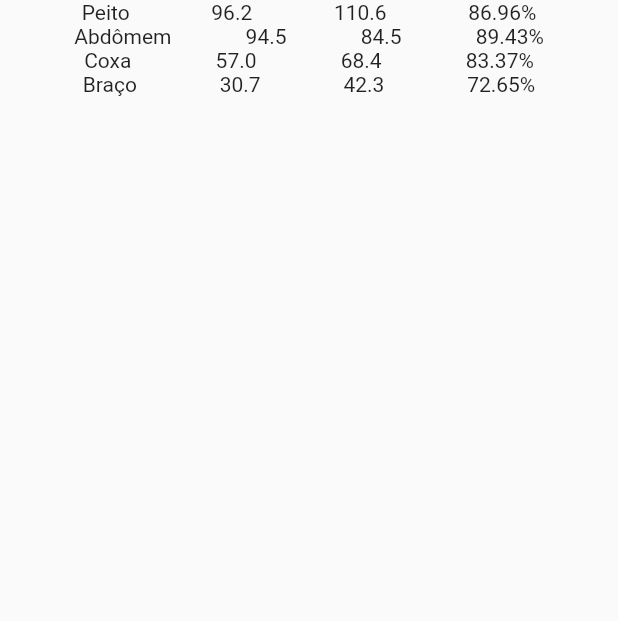
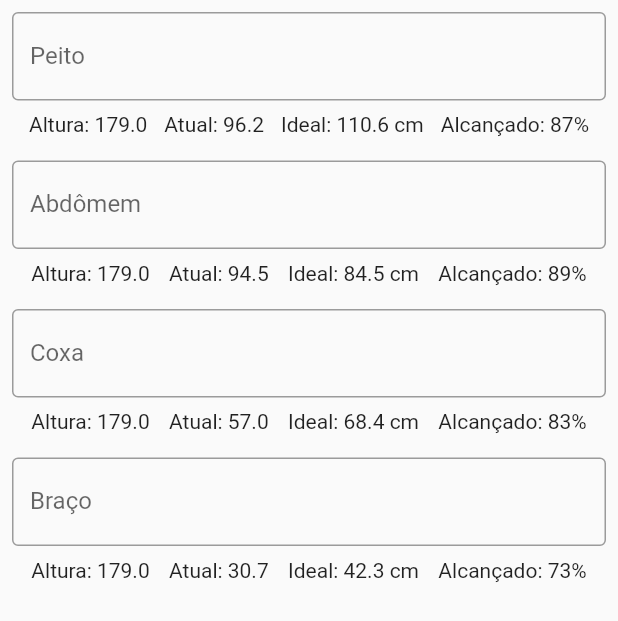
Before and after one commit to leandrorochaadm/ideal_proportion, a Flutter app: the screen it shows after launch, on a phone screen of 412 x 824 dp. Shown: the top 621 px of the screen. Run offline on Flutter 3.47's test engine with Material 2 defaults, Android fonts, the phone set to English and light mode, and no system bars.

Commit message:
input das medidas

```diff
--- a/lib/Line.dart
+++ b/lib/Line.dart
@@ -1,7 +1,8 @@
 import 'package:flutter/material.dart';
+import 'package:flutter/services.dart';
 import 'package:ideal_proportion/model.dart';
 
-class Line extends StatelessWidget {
+class Line extends StatefulWidget {
   MemberBody memberBody;
 
   Line({
@@ -10,15 +11,45 @@ class Line extends StatelessWidget {
   }) : super(key: key);
 
   @override
+  State<Line> createState() => _LineState();
+}
+
+class _LineState extends State<Line> {
+  final _controller = TextEditingController();
+
+  @override
   Widget build(BuildContext context) {
-    return Row(
-      mainAxisAlignment: MainAxisAlignment.spaceEvenly,
-      children: [
-        Text("${memberBody.name}"),
-        Text("${memberBody.sizeCurrentStr}"),
-        Text("${memberBody.sizeIdealStr}"),
-        Text("${memberBody.percentualGoalStr}"),
-      ],
+    return Padding(
+      padding: const EdgeInsets.all(8.0),
+      child: Column(
+        children: [
+          TextField(
+            onChanged: (v) {
+              setState(() {
+                widget.memberBody.sizeCurrent = double.parse(v);
+              });
+            },
+            keyboardType: TextInputType.number,
+            controller: _controller,
+            decoration: InputDecoration(
+                suffix: const Text("cm"),
+                labelText: widget.memberBody.name,
+                border: const OutlineInputBorder()),
+          ),
+          const SizedBox(
+            height: 8.0,
+          ),
+          Row(
+            mainAxisAlignment: MainAxisAlignment.spaceEvenly,
+            children: [
+              Text("Altura: ${widget.memberBody.heigth}"),
+              Text("Atual: ${widget.memberBody.sizeCurrentStr}"),
+              Text("Ideal: ${widget.memberBody.sizeIdealStr}"),
+              Text("Alcançado: ${widget.memberBody.percentualGoalStr}"),
+            ],
+          ),
+        ],
+      ),
     );
   }
 }
--- a/lib/model.dart
+++ b/lib/model.dart
@@ -16,7 +16,7 @@ class MemberBody {
 
   double get sizeIdeal => (bodyRatio(this.ratio) * this.heigth);
 
-  String get sizeIdealStr => sizeIdeal.toStringAsFixed(1);
+  String get sizeIdealStr => sizeIdeal.toStringAsFixed(1) + " cm";
 
   String get sizeCurrentStr => sizeCurrent.toStringAsFixed(1);
 
@@ -24,7 +24,7 @@ class MemberBody {
       ? (sizeCurrent / sizeIdeal * 100)
       : (sizeIdeal / sizeCurrent * 100);
 
-  String get percentualGoalStr => percentualGoal.toStringAsFixed(2) + "%";
+  String get percentualGoalStr => percentualGoal.toStringAsFixed(0) + "%";
 
   // String get b => bodyRatio(this.ratio).toStringAsFixed(3);
 }
```
